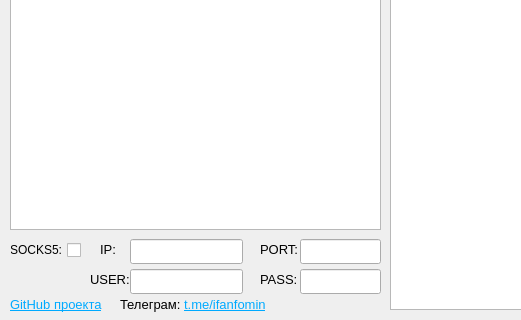
Before: the Qt Designer form mainwindow.ui in Ifanfomin/anigui-dl-ru, drawn with Qt 5; both pictures show x 0 to 521 and y 221 to 541 of the 936 by 541 pixel window.
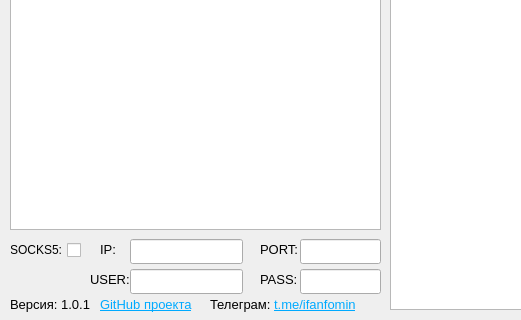
After: the same form once the commit is applied.

Patch:
```diff
--- a/mainwindow.ui
+++ b/mainwindow.ui
@@ -161,7 +161,7 @@
    <widget class="QLabel" name="label_github">
     <property name="geometry">
      <rect>
-      <x>10</x>
+      <x>100</x>
       <y>510</y>
       <width>101</width>
       <height>31</height>
@@ -341,7 +341,7 @@
    <widget class="QLabel" name="label_tg">
     <property name="geometry">
      <rect>
-      <x>120</x>
+      <x>210</x>
       <y>510</y>
       <width>161</width>
       <height>31</height>
@@ -453,6 +453,31 @@
      <string>&lt;html&gt;&lt;head/&gt;&lt;body&gt;&lt;p&gt;&lt;span style=&quot; font-size:11pt;&quot;&gt;Процессы:&lt;/span&gt;&lt;/p&gt;&lt;/body&gt;&lt;/html&gt;</string>
     </property>
    </widget>
+   <widget class="QLabel" name="label_tg_2">
+    <property name="geometry">
+     <rect>
+      <x>10</x>
+      <y>510</y>
+      <width>91</width>
+      <height>31</height>
+     </rect>
+    </property>
+    <property name="font">
+     <font>
+      <pointsize>10</pointsize>
+     </font>
+    </property>
+    <property name="text">
+     <string>&lt;!DOCTYPE HTML PUBLIC &quot;-//W3C//DTD HTML 4.0//EN&quot; &quot;http://www.w3.org/TR/REC-html40/strict.dtd&quot;&gt;
+&lt;html&gt;&lt;head&gt;&lt;meta name=&quot;qrichtext&quot; content=&quot;1&quot; /&gt;&lt;meta charset=&quot;utf-8&quot; /&gt;&lt;style type=&quot;text/css&quot;&gt;
+p, li { white-space: pre-wrap; }
+hr { height: 1px; border-width: 0; }
+li.unchecked::marker { content: &quot;\2610&quot;; }
+li.checked::marker { content: &quot;\2612&quot;; }
+&lt;/style&gt;&lt;/head&gt;&lt;body style=&quot; font-family:'Sans Serif'; font-size:10pt; font-weight:400; font-style:normal;&quot;&gt;
+&lt;p style=&quot; margin-top:12px; margin-bottom:12px; margin-left:0px; margin-right:0px; -qt-block-indent:0; text-indent:0px;&quot;&gt;Версия: 1.0.1&lt;/p&gt;&lt;/body&gt;&lt;/html&gt;</string>
+    </property>
+   </widget>
   </widget>
  </widget>
  <resources/>
```
